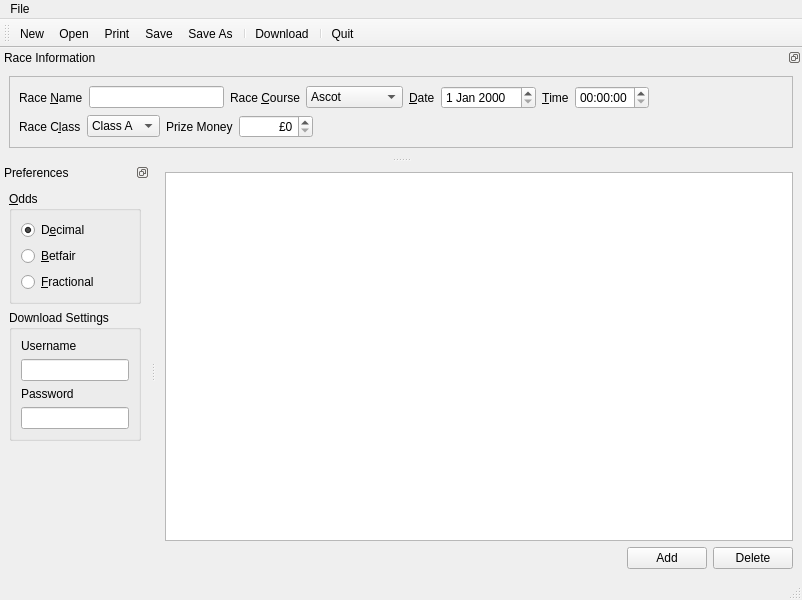
This is GUI/Betty_MainWindow.ui in brunowenzel07/QBetty as Qt 5 draws it before an edit. The edited form follows.
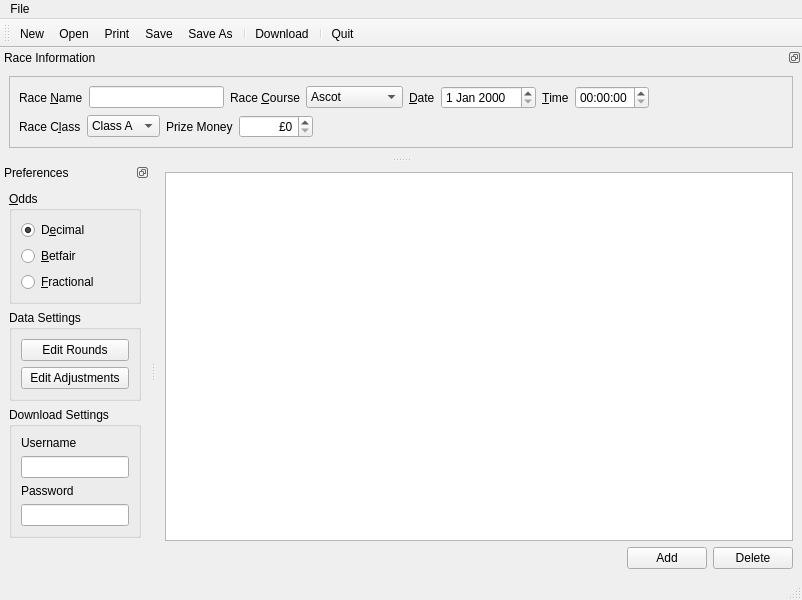
This is the edited form. Icons and pictures are not drawn.

Patch:
```diff
--- a/GUI/Betty_MainWindow.ui
+++ b/GUI/Betty_MainWindow.ui
@@ -315,7 +315,7 @@
     <number>1</number>
    </attribute>
    <widget class="QWidget" name="dockWidgetContents_2">
-    <layout class="QVBoxLayout" name="verticalLayout_3">
+    <layout class="QVBoxLayout" name="verticalLayout_6">
      <item>
       <widget class="QGroupBox" name="groupBox">
        <property name="title">
@@ -349,6 +349,29 @@
        </layout>
       </widget>
      </item>
+     <item>
+      <widget class="QGroupBox" name="groupBox_3">
+       <property name="title">
+        <string>Data Settings</string>
+       </property>
+       <layout class="QVBoxLayout" name="verticalLayout_3">
+        <item>
+         <widget class="QPushButton" name="pushButton">
+          <property name="text">
+           <string>Edit Rounds</string>
+          </property>
+         </widget>
+        </item>
+        <item>
+         <widget class="QPushButton" name="pushButton_2">
+          <property name="text">
+           <string>Edit Adjustments</string>
+          </property>
+         </widget>
+        </item>
+       </layout>
+      </widget>
+     </item>
      <item>
       <widget class="QGroupBox" name="groupBox_2">
        <property name="title">
```
Left out of the diff: 20 changed lines with no effect on the pictures.
